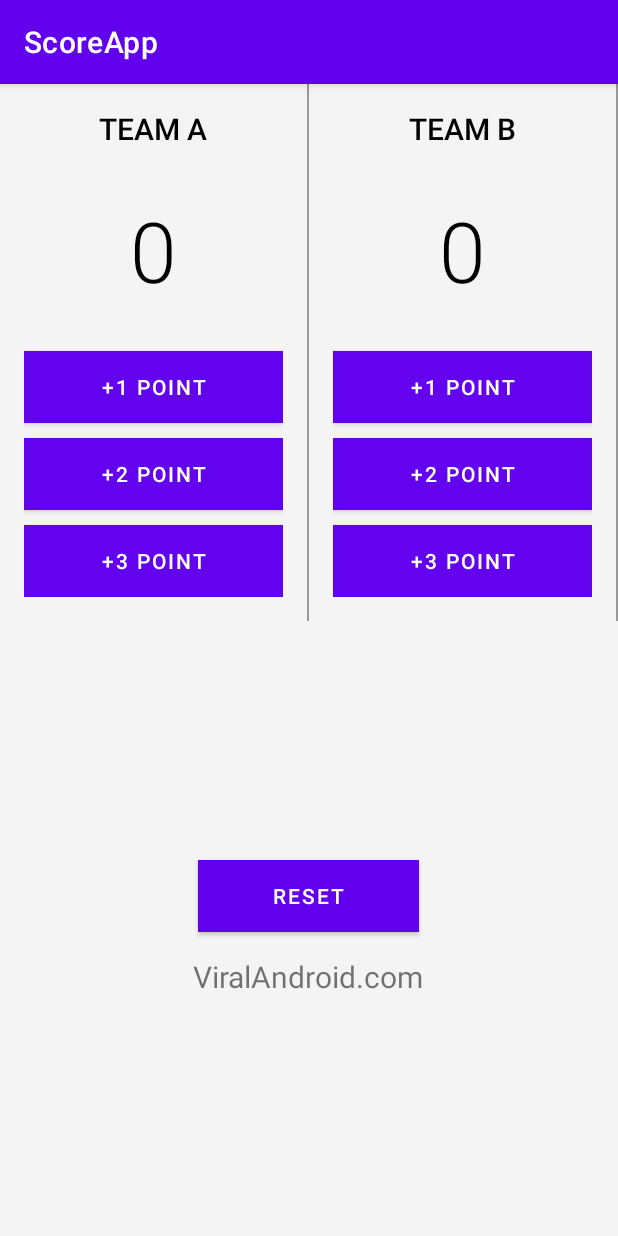
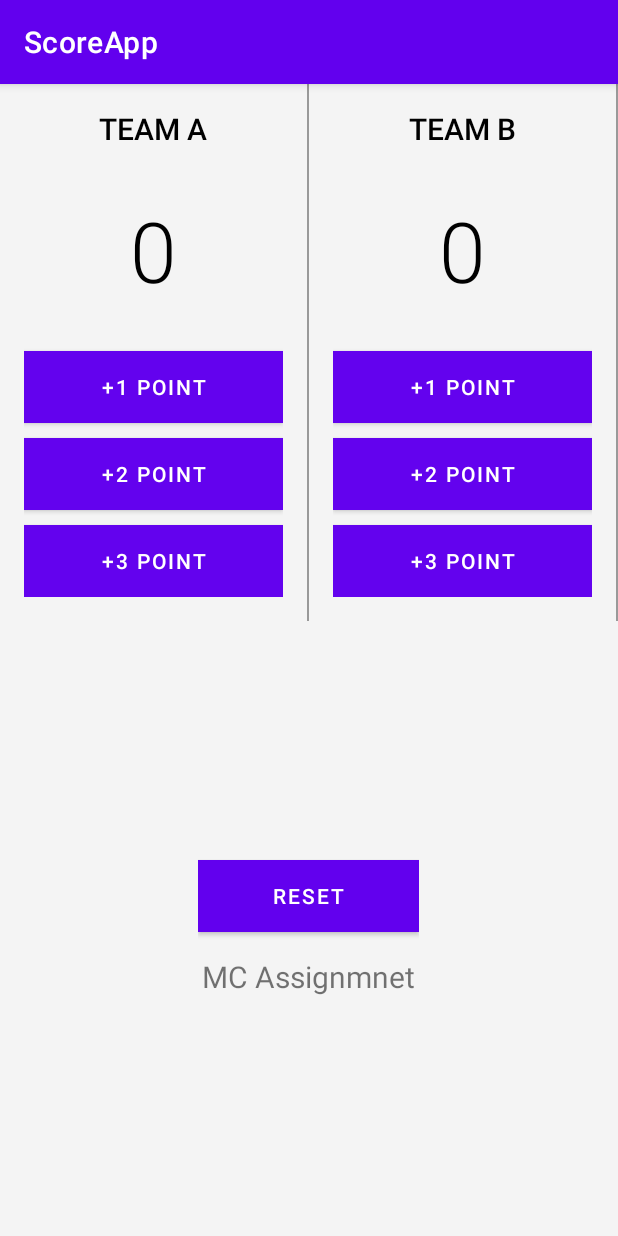
Before and after one commit to xamimran/Mobile_Computing_Progress, an Android app: the screen it shows after launch (MainActivity), on a phone screen of 412 x 824 dp. Run offline under Robolectric (Android 15) with nearby library versions, the phone set to English and light mode, and no system bars.

Commit message:
Setting up Assigmnet Title

```diff
--- a/ScoreApp2/app/src/main/res/layout/activity_main.xml
+++ b/ScoreApp2/app/src/main/res/layout/activity_main.xml
@@ -182,7 +182,7 @@
             android:layout_width="wrap_content"
             android:layout_height="wrap_content"
             android:textSize="20sp"
-            android:text="ViralAndroid.com" />
+            android:text="MC Assignmnet" />
     </LinearLayout>
 
 </LinearLayout>
```
